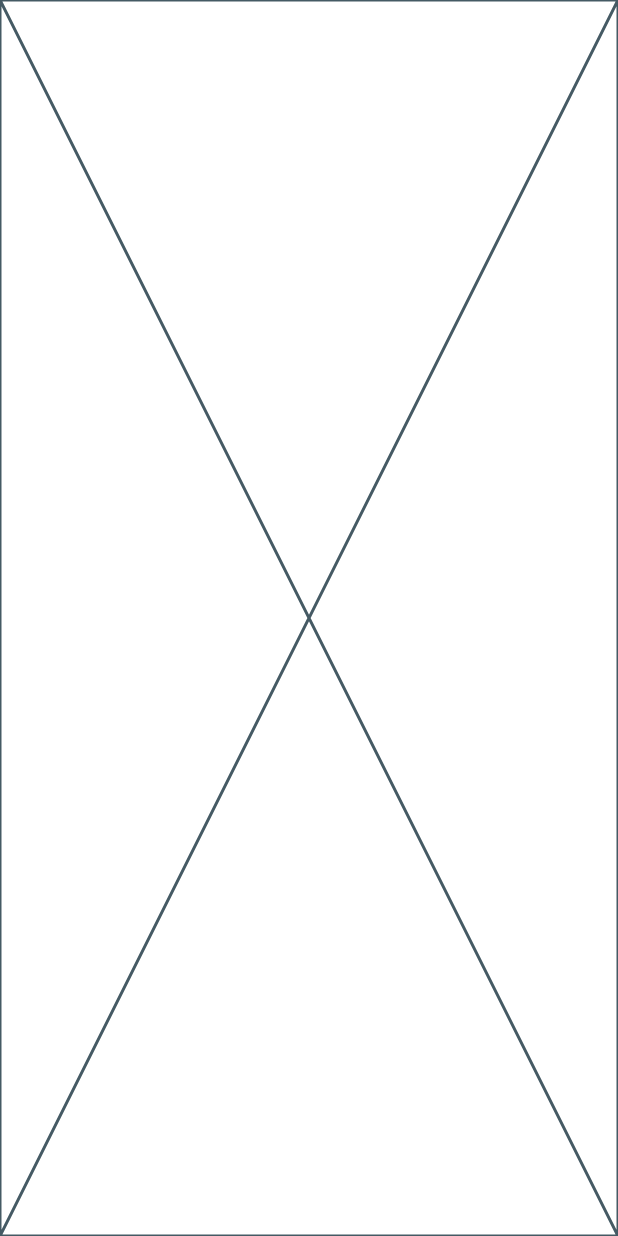
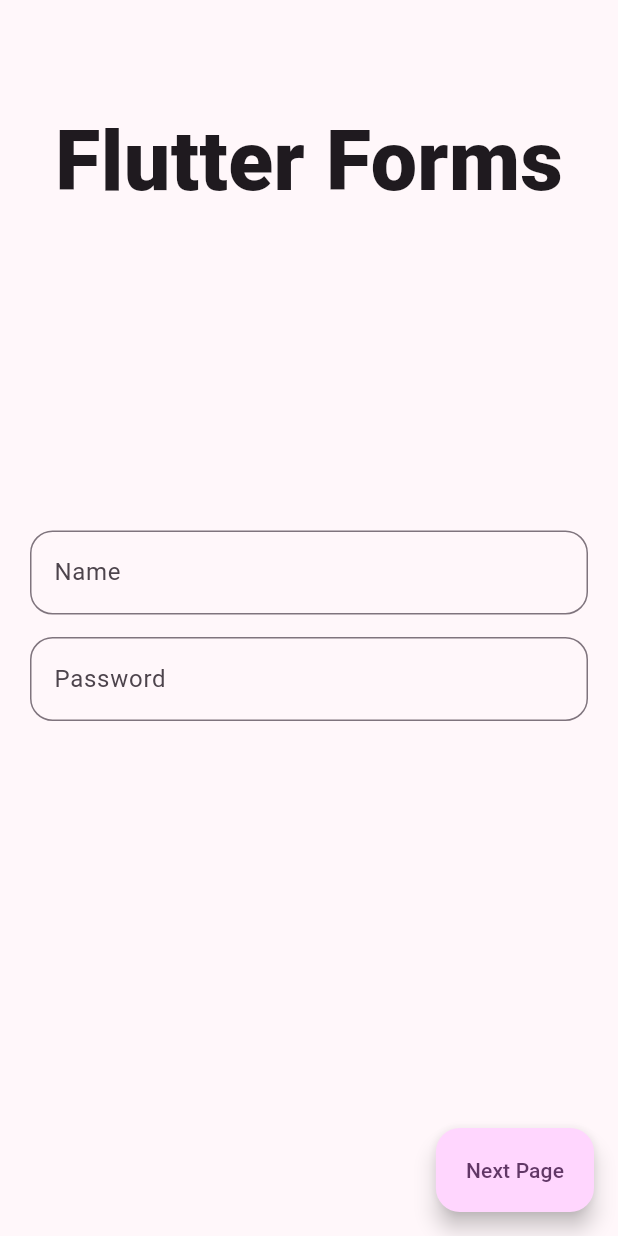
Before and after one commit to DADADAVE80/flutter-forms, a Flutter app: the screen it shows after launch, on a phone screen of 412 x 824 dp. Run offline on Flutter 3.47's test engine with Material 2 defaults, Android fonts, the phone set to English and light mode, and no system bars.

Commit message:
Flutter forms class without validation

```diff
--- /dev/null
+++ b/lib/homepage.dart
@@ -0,0 +1,26 @@
+import 'package:flutter/material.dart';
+
+class HomePage extends StatelessWidget {
+  const HomePage({super.key, required this.username});
+
+  final String username;
+
+  @override
+  Widget build(BuildContext context) {
+    return Scaffold(
+      appBar: PreferredSize(
+        preferredSize: const Size(double.maxFinite, 300),
+        child: SafeArea(
+          child: ListTile(
+            leading: const CircleAvatar(),
+            title: Text("Hello ${username == "" ? "User" : username}"),
+            trailing: IconButton(
+              onPressed: () {},
+              icon: const Icon(Icons.notifications),
+            ),
+          ),
+        ),
+      ),
+    );
+  }
+}
--- /dev/null
+++ b/lib/intro_page.dart
@@ -0,0 +1,73 @@
+import 'package:flutter/material.dart';
+import 'package:flutter_forms_2/homepage.dart';
+
+class IntroPage extends StatefulWidget {
+  const IntroPage({super.key});
+
+  @override
+  State<IntroPage> createState() => _IntroPageState();
+}
+
+class _IntroPageState extends State<IntroPage> {
+  final TextEditingController _nameController = TextEditingController();
+  final TextEditingController _passwordController = TextEditingController();
+
+  @override
+  Widget build(BuildContext context) {
+    return Scaffold(
+      body: SafeArea(
+        child: Padding(
+          padding: const EdgeInsets.symmetric(horizontal: 20.0),
+          child: Column(
+            children: [
+              const Spacer(
+                flex: 1,
+              ),
+              const Text(
+                "Flutter Forms",
+                style: TextStyle(fontSize: 55, fontWeight: FontWeight.w800),
+              ),
+              const Spacer(
+                flex: 3,
+              ),
+              TextField(
+                controller: _nameController,
+                decoration: InputDecoration(
+                    labelText: "Name",
+                    hintText: "John Doe",
+                    border: OutlineInputBorder(
+                        borderRadius: BorderRadius.circular(15))),
+              ),
+              const SizedBox(
+                height: 15,
+              ),
+              TextField(
+                controller: _passwordController,
+                obscureText: true,
+                decoration: InputDecoration(
+                    labelText: "Password",
+                    border: OutlineInputBorder(
+                        borderRadius: BorderRadius.circular(15))),
+              ),
+              const Spacer(
+                flex: 5,
+              ),
+            ],
+          ),
+        ),
+      ),
+      floatingActionButton: FloatingActionButton.extended(
+          onPressed: () {
+            String username = _nameController.value.text;
+            List<String> names = username.split(" ");
+            Navigator.push(
+                context,
+                MaterialPageRoute(
+                    builder: (context) => HomePage(
+                          username: names[0],
+                        )));
+          },
+          label: const Text("Next Page")),
+    );
+  }
+}
--- a/lib/main.dart
+++ b/lib/main.dart
@@ -1,4 +1,6 @@
 import 'package:flutter/material.dart';
+
+import 'intro_page.dart';
 
 void main() {
   runApp(const MyApp());
@@ -11,21 +13,10 @@ class MyApp extends StatelessWidget {
   @override
   Widget build(BuildContext context) {
     return MaterialApp(
-      title: 'Flutter Demo',
       theme: ThemeData(
-        colorScheme: ColorScheme.fromSeed(seedColor: Colors.deepPurple),
-        useMaterial3: true,
-      ),
-      home: const MyHomePage(),
+          colorScheme: ColorScheme.fromSeed(seedColor: Colors.purple),
+          useMaterial3: true),
+      home: const IntroPage(),
     );
   }
 }
-
-class MyHomePage extends StatelessWidget {
-  const MyHomePage({super.key});
-
-  @override
-  Widget build(BuildContext context) {
-    return const Placeholder();
-  }
-}
```
